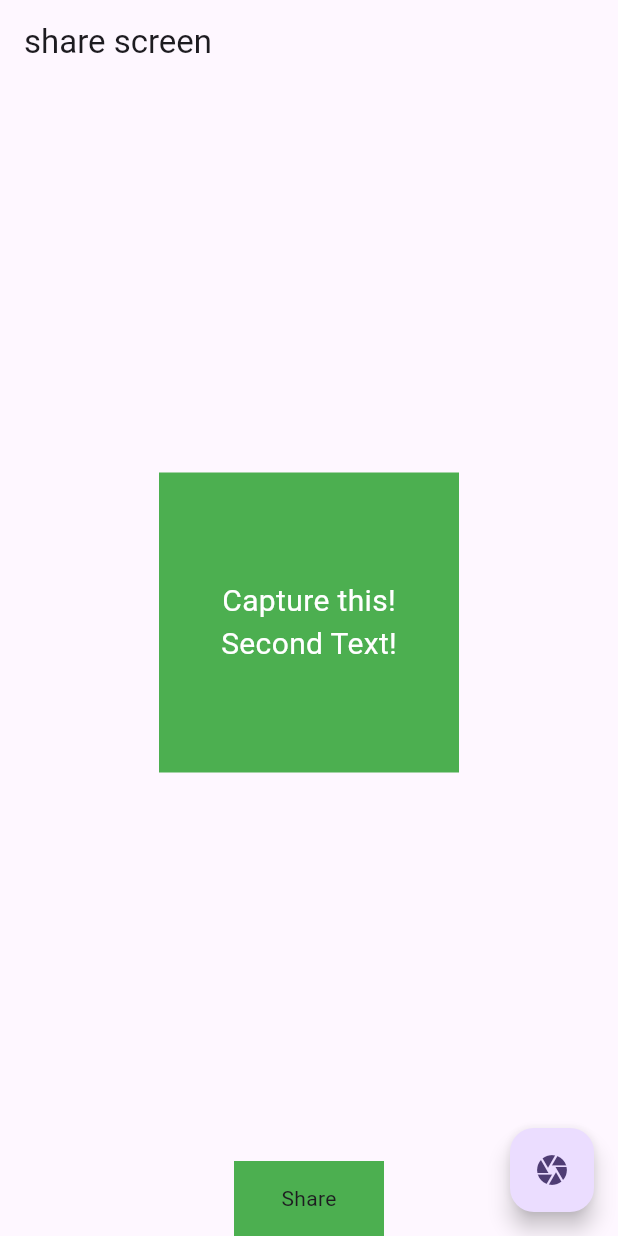
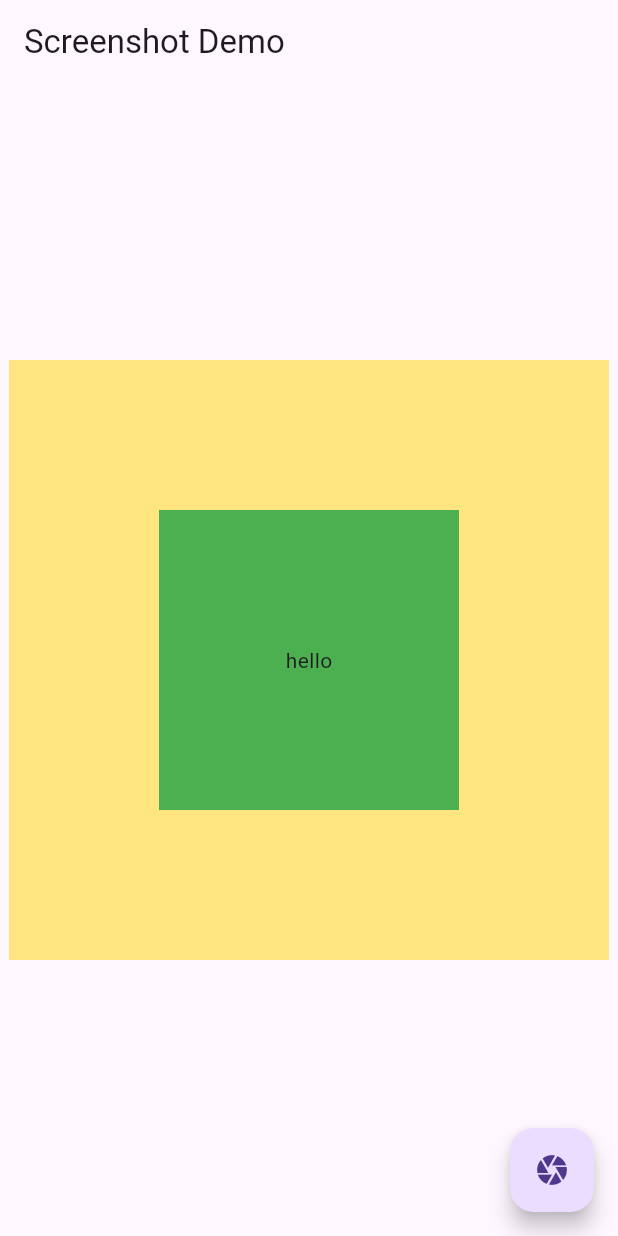
Before and after one commit to mosayeb-masoumi/screenshot_share_save_image_web_mobile_flutter, a Flutter app: the screen it shows after launch, after a tap on the "camera" icon, on a phone screen of 412 x 824 dp. Run offline on Flutter 3.47's test engine with Material 3 defaults, Android fonts, the phone set to English and light mode, and no system bars; our stand-ins replace device_info, dio, flutter_svg, image_gallery_saver, permission_handler, share_plus and 1 more; missing offline and left inert: image_downloader_web, universal_html.

Commit message:
used component

```diff
--- /dev/null
+++ b/lib/example2/example2.dart
@@ -0,0 +1,98 @@
+import 'package:flutter/material.dart';
+
+import 'dart:typed_data';
+import 'dart:ui' as ui;
+import 'package:flutter/material.dart';
+import 'package:flutter/rendering.dart';
+import 'package:share_plus/share_plus.dart';
+
+class Example2Screen extends StatefulWidget {
+  const Example2Screen({super.key});
+
+  @override
+  State<Example2Screen> createState() => _Example2ScreenState();
+}
+
+class _Example2ScreenState extends State<Example2Screen> {
+
+  final GlobalKey key = GlobalKey();
+  @override
+  Widget build(BuildContext context) {
+    return MaterialApp(
+      home: Scaffold(
+        appBar: AppBar(
+          title: Text('Screenshot Demo'),
+        ),
+        body: Center(
+          child: Container(
+            width: 400,
+            height: 400,
+            color: Colors.amberAccent.shade100,
+            child: Center(
+              child: Stack(
+                children: [
+                  RepaintBoundary(
+                    key: key,
+                    child: Container(
+                      width: 200,
+                      height: 200,
+                      color: Colors.red,
+                      child: Center(child: Text("this is screen shot"),),
+                    ),
+                  ),
+
+                  Container(
+                    width: 200,
+                    height: 200,
+                    color: Colors.green,
+                    child: Center(child: Text("hello"),),
+                  ),
+                ],
+              ),
+            ),
+          )
+        ),
+
+        floatingActionButton: FloatingActionButton(
+          onPressed: () async {
+            Uint8List? screenshot = await captureWidgetAsPng(key);
+            if (screenshot != null) {
+              _onShareScreenShot(screenshot);
+            }
+          },
+          child: const Icon(Icons.camera),
+        ),
+      ),
+    );
+  }
+
+
+  Future<Uint8List?> captureWidgetAsPng(GlobalKey key) async {
+    try {
+      RenderRepaintBoundary boundary =
+      key.currentContext!.findRenderObject() as RenderRepaintBoundary;
+      ui.Image image = await boundary.toImage(pixelRatio: 3.0);
+      ByteData? byteData =
+      await image.toByteData(format: ui.ImageByteFormat.png);
+      Uint8List? pngBytes = byteData?.buffer.asUint8List();
+      return pngBytes;
+    } catch (e) {
+      print("Error: $e");
+      return null;
+    }
+  }
+
+  void _onShareScreenShot(Uint8List screenshot) async {
+    final box = context.findRenderObject() as RenderBox?;
+    await Share.shareXFiles(
+      [
+        XFile.fromData(
+          screenshot,
+          name: 'bill.png',
+          mimeType: 'image/png',
+        ),
+      ],
+      sharePositionOrigin: box!.localToGlobal(Offset.zero) & box.size,
+    );
+  }
+}
--- a/lib/home_page.dart
+++ b/lib/home_page.dart
@@ -18,6 +18,7 @@ class HomePage extends StatefulWidget {
 class _HomePageState extends State<HomePage> {
   GlobalKey key = GlobalKey();
 
+
   @override
   Widget build(BuildContext context) {
     return Scaffold(
@@ -27,6 +28,8 @@ class _HomePageState extends State<HomePage> {
       body: Column(
         crossAxisAlignment: CrossAxisAlignment.center,
         children: [
+
+
           Expanded(
             child: Center(
               child: RepaintBoundary(
@@ -53,7 +56,7 @@ class _HomePageState extends State<HomePage> {
               ),
             ),
           ),
-          ElevatedButtonWithMenu(onClick: (value) async {
+          ShareButton(onClick: (value) async {
             if (value == "txt") {
               //share text
               _onShareText(context, "gsjgdfjakshg");
@@ -132,7 +135,6 @@ class _HomePageState extends State<HomePage> {
   }
 
   void _onShareScreenShot(Uint8List screenshot) async {
-
     final box = context.findRenderObject() as RenderBox?;
     await Share.shareXFiles(
       [
@@ -166,29 +168,33 @@ class _HomePageState extends State<HomePage> {
   Future<void> _onSaveImageScreenShotToGalleryWeb(Uint8List screenshot) async {
     if (kIsWeb) {
       await WebImageDownloader.downloadImageFromUInt8List(
-          uInt8List: screenshot);
+          uInt8List: screenshot, name: "name");
     } else {
-      await ImageGallerySaver.saveImage(screenshot);
+      await ImageGallerySaver.saveImage(screenshot, name: "1402/09/02");
     }
   }
 }
 
-class ElevatedButtonWithMenu extends StatefulWidget {
+class ShareButton extends StatefulWidget {
   final Function onClick;
 
-  const ElevatedButtonWithMenu({super.key, required this.onClick});
+  const ShareButton({super.key, required this.onClick});
 
   @override
-  State<ElevatedButtonWithMenu> createState() => _ElevatedButtonWithMenuState();
+  State<ShareButton> createState() => _ShareButtonState();
 }
 
-class _ElevatedButtonWithMenuState extends State<ElevatedButtonWithMenu> {
-  final String text = "gahdskjgkj";
-
+class _ShareButtonState extends State<ShareButton> {
   @override
   Widget build(BuildContext context) {
     return PopupMenuButton(
-        tooltip: "show mene",
+
+      shape: RoundedRectangleBorder(
+        side: BorderSide(color: Colors.red, width: 2),
+        borderRadius: BorderRadius.circular(25),
+      ),
+      color: Colors.white,
+      tooltip: "",
       itemBuilder: (BuildContext context) => [
         const PopupMenuItem(
           value: 'txt',
@@ -223,6 +229,9 @@ class _ElevatedButtonWithMenuState extends State<ElevatedButtonWithMenu> {
         child: const Center(
           child: Text("Share"),
         ),
-        ));
+      ),
+
+      // offset: const Offset(0, -100),
+    );
   }
 }
--- a/lib/main.dart
+++ b/lib/main.dart
@@ -1,6 +1,7 @@
 import 'package:flutter/material.dart';
 import 'package:share_screen/screen_shot.dart';
 
+import 'example2/example2.dart';
 import 'home_page.dart';
 
 void main() {
@@ -20,7 +21,8 @@ class MyApp extends StatelessWidget {
         colorScheme: ColorScheme.fromSeed(seedColor: Colors.deepPurple),
         useMaterial3: true,
       ),
-      home: const HomePage(),
+      // home: const HomePage(),
+      home: const Example2Screen(),
       // home: const ScreenShot(),
     );
   }
```
Also changed, not shown: lib/profesional_example/share_button_component.dart (added, +304 -0 lines), pubspec.yaml (+5 -2 lines), 1 other file. Lines whose indentation alone changed are shown as unchanged.
